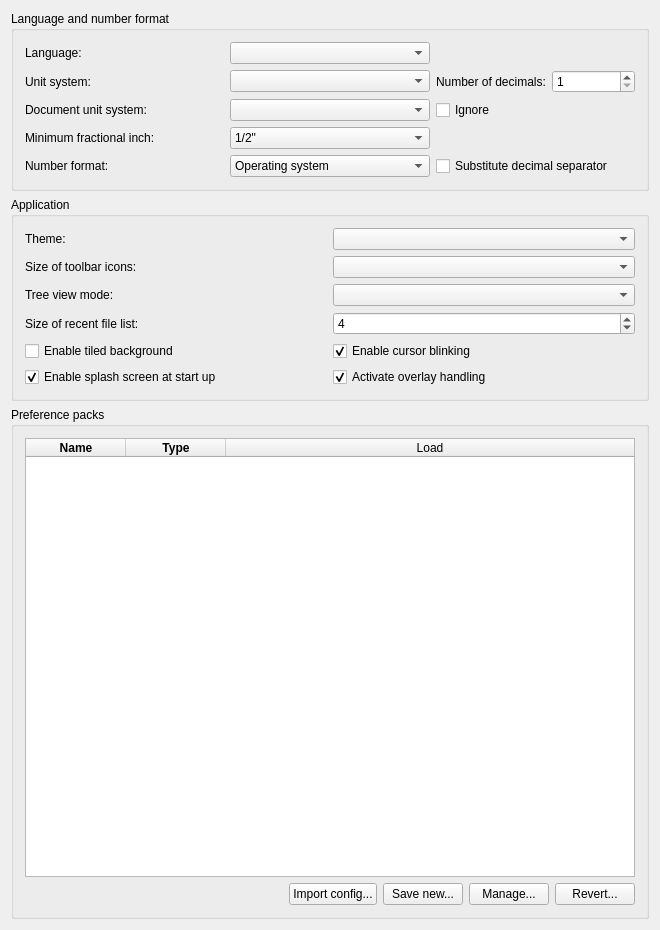
Qt form src/Gui/PreferencePages/DlgSettingsGeneral.ui (southseact-3d/fcd) before a commit.
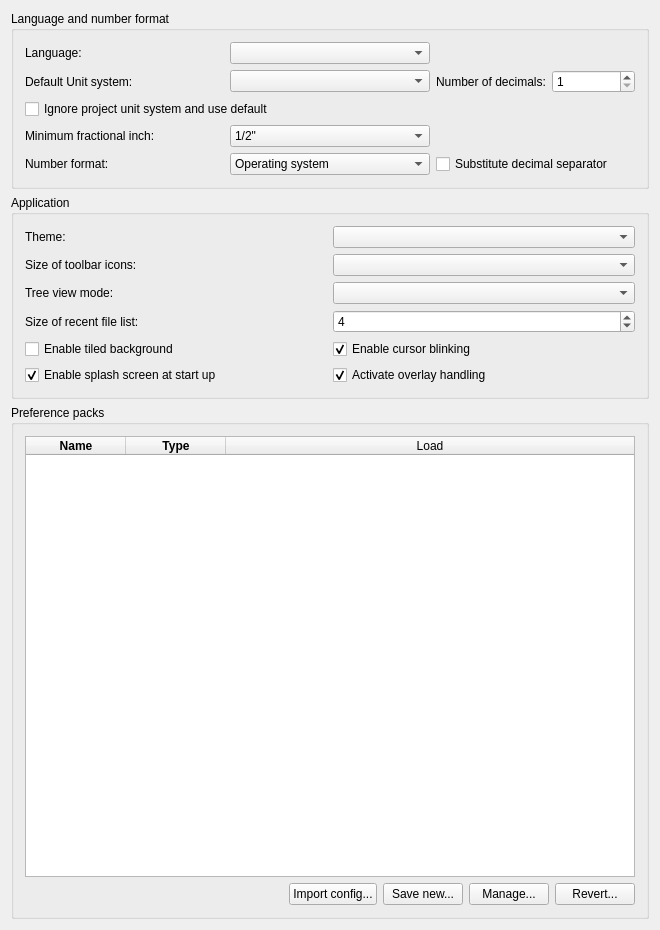
The same form after that commit. Custom widgets are drawn as their Qt base class.

Commit message:
Move the unit schema into Project Information and remove all Project Unit System code (#11266)
* Add unit system to Project Information and store with document.

* Remove the project unit system

* Restore correct document activation signalling to fix test fail

* Remove commented out dead lines

* Restore ignore option for project unit schemas

* Whitespace fix

* Refresh after changing units

* Remove field label

* Property editor changes applied to unit system

Diff of the .ui file:
```diff
--- a/src/Gui/PreferencePages/DlgSettingsGeneral.ui
+++ b/src/Gui/PreferencePages/DlgSettingsGeneral.ui
@@ -52,7 +52,7 @@
        <item row="1" column="0">
         <widget class="QLabel" name="unitSystemLabel">
          <property name="text">
-          <string>Unit system:</string>
+          <string>Default Unit system:</string>
          </property>
         </widget>
        </item>
@@ -87,27 +87,13 @@
          </item>
         </layout>
        </item>
-       <item row="2" column="0">
-        <widget class="QLabel" name="label">
-         <property name="text">
-          <string>Document unit system:</string>
-         </property>
-        </widget>
-       </item>
-       <item row="2" column="1">
-        <widget class="QComboBox" name="comboBox_projectUnitSystem">
-         <property name="toolTip">
-          <string>Unit system stored in the current document</string>
-         </property>
-        </widget>
-       </item>
-       <item row="2" column="2">
+       <item row="2" column="0" colspan="3">
         <widget class="QCheckBox" name="checkBox_projectUnitSystemIgnore">
           <property name="toolTip">
            <string>If enabled, document unit systems are ignored</string>
           </property>
           <property name="text">
-           <string>Ignore</string>
+           <string>Ignore project unit system and use default</string>
           </property>
         </widget>
        </item>
```
The commit also changes 11 other files.
